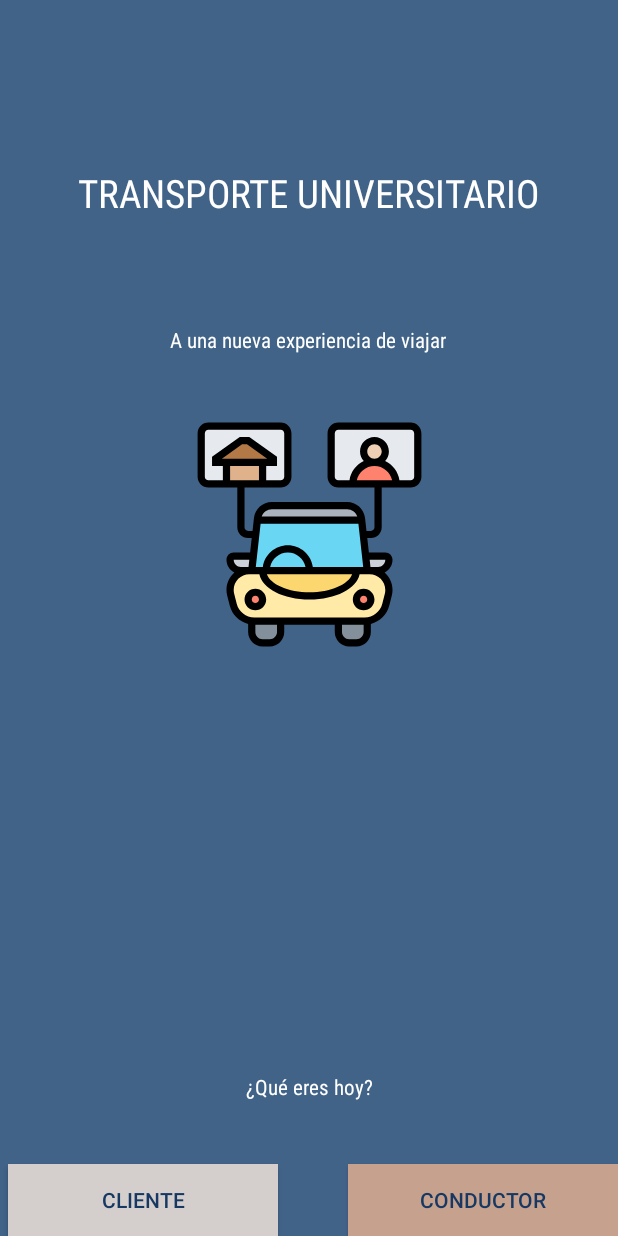
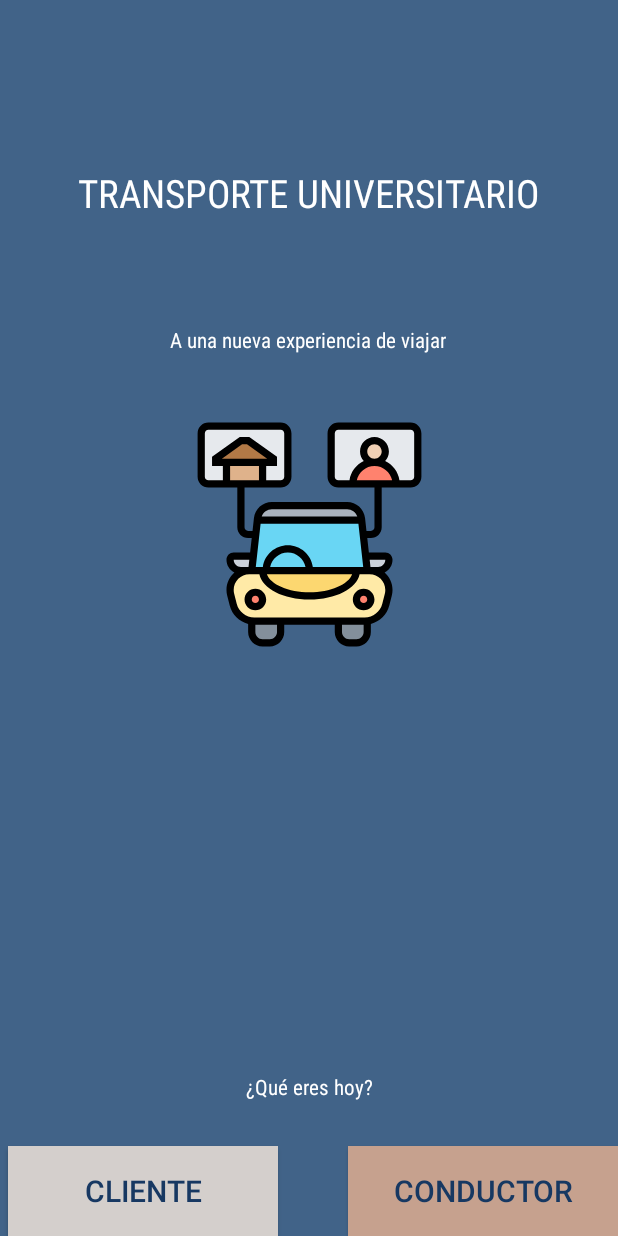
Before and after one commit to BricardoL/KotlinRIDE, an Android app: the screen it shows after launch (PreBeginActivity), on a phone screen of 412 x 824 dp. Run offline under Robolectric (Android 15) with nearby library versions, the phone set to English and light mode, and no system bars; our stand-ins replace Firebase (no records; nobody signed in at launch, a user with empty details on screens opened directly), data binding; Roboto replaces fonts that are not available here.

Commit message:
Camboi de letra

```diff
--- a/TransporteUniversitarioApp/app/src/main/res/layout/activity_pre_begin.xml
+++ b/TransporteUniversitarioApp/app/src/main/res/layout/activity_pre_begin.xml
@@ -41,9 +41,10 @@
         <Button
             android:id="@+id/btn_clienteprebg"
             android:layout_width="180dp"
-            android:layout_height="wrap_content"
+            android:layout_height="60dp"
             android:background="#D4CFCC"
             android:text="Cliente"
+            android:textSize="20dp"
             android:textColor="@color/colorPrimary"
             app:layout_constraintBottom_toBottomOf="parent"
             app:layout_constraintEnd_toStartOf="@+id/btn_conductorpreb"
@@ -55,9 +56,10 @@
         <Button
             android:id="@+id/btn_conductorpreb"
             android:layout_width="180dp"
-            android:layout_height="wrap_content"
+            android:layout_height="60dp"
             android:background="#C6A18E"
             android:text="Conductor"
+            android:textSize="20dp"
             android:textColor="@color/colorPrimary"
             app:layout_constraintBottom_toBottomOf="parent"
             app:layout_constraintEnd_toEndOf="parent"
```
